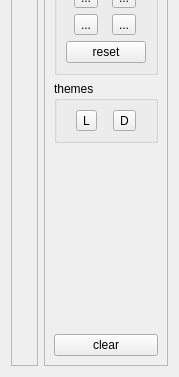
RinatB2017/mega_GIT, file Qt/lib2/widgets/candlestick/candlestick_box_adv/src/ui/candlestick_box_adv.ui: the form before one commit; both pictures show x 0 to 179 and y 217 to 594 of the 179 by 594 pixel window.
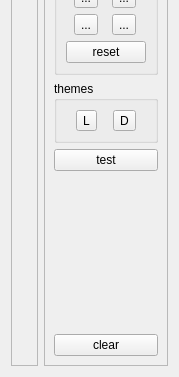
The form after the commit. Icons and pictures are not drawn. Custom widgets are drawn as their Qt base class.

What changed in the file:
```diff
--- a/Qt/lib2/widgets/candlestick/candlestick_box_adv/src/ui/candlestick_box_adv.ui
+++ b/Qt/lib2/widgets/candlestick/candlestick_box_adv/src/ui/candlestick_box_adv.ui
@@ -182,6 +182,13 @@
         </layout>
        </widget>
       </item>
+      <item>
+       <widget class="QPushButton" name="btn_test">
+        <property name="text">
+         <string>test</string>
+        </property>
+       </widget>
+      </item>
       <item>
        <spacer name="verticalSpacer">
         <property name="orientation">
```
Left out of the diff: 8 changed lines with no effect on the pictures.
